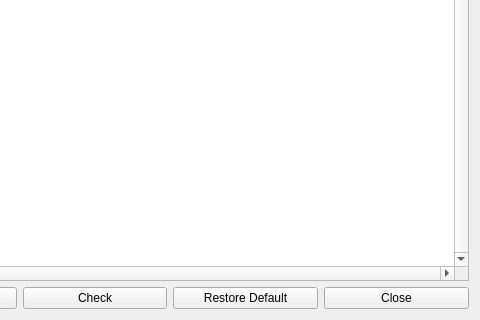
Before: the Qt Designer form source/ui/DialogSmartIndentCommon.ui in eteran/nedit-ng, drawn with Qt 5; both pictures show x 290 to 770 and y 151 to 471 of the 770 by 471 pixel window.
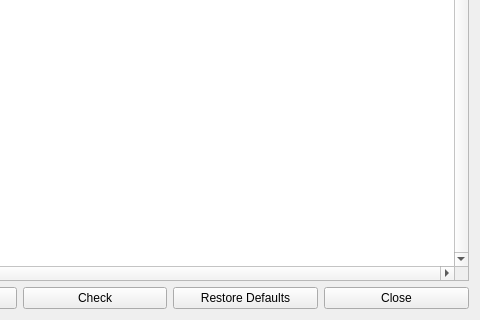
After: the same form once the commit is applied. Icons and pictures are not drawn.

What changed in the file:
```diff
--- a/source/ui/DialogSmartIndentCommon.ui
+++ b/source/ui/DialogSmartIndentCommon.ui
@@ -70,7 +70,7 @@
      <item>
       <widget class="QPushButton" name="buttonRestore">
        <property name="text">
-        <string>Restore Default</string>
+        <string>Restore Defaults</string>
        </property>
       </widget>
      </item>
```
Left out of the diff: 3 changed lines with no effect on the pictures.
